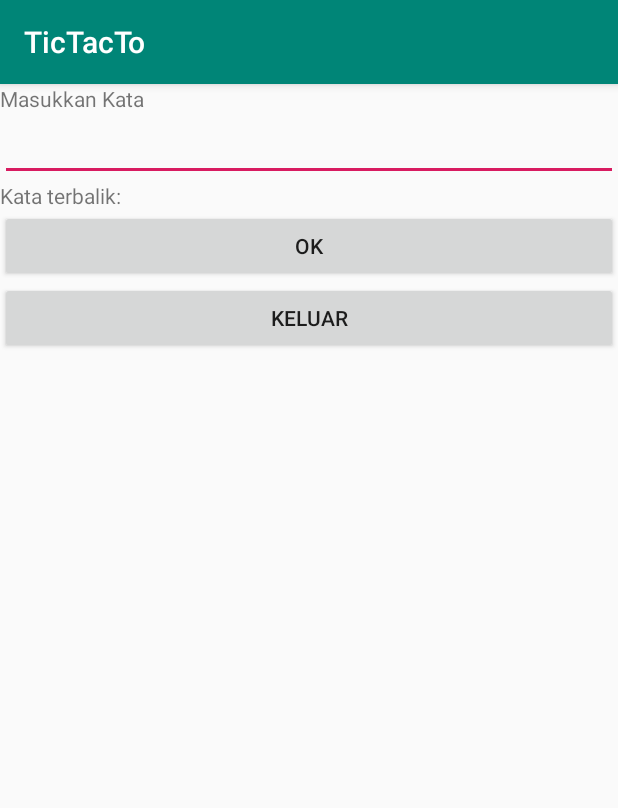
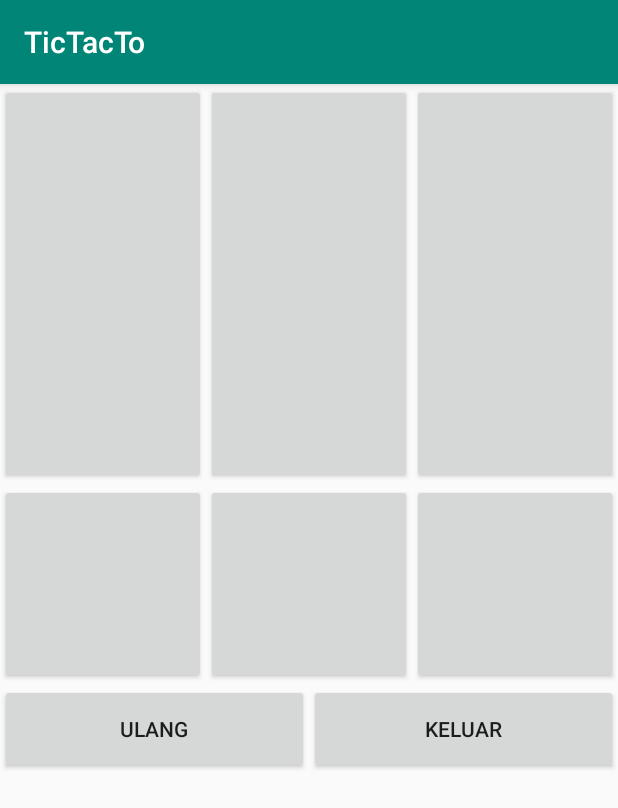
Before and after one commit to w33zy5/AndroidProjectPNB2018-2019, an Android app: the screen it shows after launch (MainActivity), on a phone screen of 412 x 824 dp. Shown: the top 808 px of the screen. Run offline under Robolectric (Android 15) with nearby library versions, the phone set to English and light mode, and no system bars.

Commit message:
Added loop for generating box and button

```diff
--- a/app/src/main/java/com/example/krisnayana/tictacto/MainActivity.java
+++ b/app/src/main/java/com/example/krisnayana/tictacto/MainActivity.java
@@ -7,42 +7,103 @@ import android.os.Bundle;
 import android.view.View;
 import android.view.ViewGroup;
 import android.widget.Button;
-import android.widget.EditText;
 import android.widget.LinearLayout;
-import android.widget.TextView;
 
-public class MainActivity extends AppCompatActivity {
+public class MainActivity extends AppCompatActivity implements View.OnClickListener{
 
-    private String asli, hasil, split, reverse;
-    private EditText editAsli;
-    private TextView txtHasil;
-    private int n;
+    private LinearLayout linearlayout[];
+    private Button btn[][];
+    private LinearLayout latas;
+    private int giliran = 0;
+    private int merah, hijau, abu;
 
-    protected void onCreate(Bundle savedInstanceState) {
+    @Override
+    protected void onCreate(Bundle savedInstanceState){
         super.onCreate(savedInstanceState);
         setContentView(R.layout.activity_main);
-        editAsli = findViewById(R.id.editKataAsli);
-        txtHasil = findViewById(R.id.textHasil);
-        Button btnok = findViewById(R.id.buttonOK);
-        btnok.setOnClickListener(new View.OnClickListener(){
-            public void onClick(View view){
-                String str = editAsli.getText().toString();
-                String reverse = new StringBuffer(str).reverse().toString();
-                txtHasil.setText("Kalimat terbalik :"+reverse);
-                /*asli = editAsli.getText().toString();
-                int n = asli.length();
-                hasil = "";
-                for(int i = n-1; i >= 0; i--){
-                    hasil = hasil + asli.charAt(i);
+
+        merah = ContextCompat.getColor(this,R.color.merah);
+        hijau = ContextCompat.getColor(this,R.color.hijau);
+        abu = ContextCompat.getColor(this,R.color.abu);
+
+        Point layar = new Point();
+        getWindowManager().getDefaultDisplay().getSize(layar);
+
+        int lebarTombol = (int)(layar.x/3);
+
+        linearlayout = new LinearLayout[3];
+
+        btn = new Button[3][3];
+
+        latas = findViewById(R.id.layoutatas);
+
+        LinearLayout.LayoutParams x = new LinearLayout.LayoutParams(ViewGroup.LayoutParams.MATCH_PARENT, ViewGroup.LayoutParams.WRAP_CONTENT);
+
+        giliran = 0;
+
+        int n = 0;
+
+        for(int i = 0; i < 3; i++){
+            linearlayout[i] = new LinearLayout(this);
+            linearlayout[i].setOrientation(LinearLayout.HORIZONTAL);
+            linearlayout[i].setLayoutParams(x);
+
+            latas.addView(linearlayout[i]);
+            for(int j = 0; j < 3; j++){
+                btn[i][j] = new Button(this);
+                btn[i][j].setId(n++);
+                btn[i][j].setText("");
+                btn[i][j].setTextSize(20);
+
+                btn[i][j].setOnClickListener(this);
+                btn[i][j].setWidth(lebarTombol);
+                btn[i][j].setHeight(400);
+
+                linearlayout[i].addView(btn[i][j]);
+            }
+        }
+
+        Button ulang = findViewById(R.id.buttonUlang);
+        ulang.setOnClickListener(new View.OnClickListener() {
+            @Override
+            public void onClick(View v) {
+                giliran = 0;
+                for(int i = 0; i < 3; i++){
+                    for(int j = 0; j < 3; j++){
+                        btn[i][j].setText("");
+                        btn[i][j].setEnabled(true);
+                        btn[i][j].setBackgroundColor(abu);
+                    }
                 }
-                txtHasil.setText("Kata terbalik :" + hasil);*/
             }
         });
-        Button btnKeluar = findViewById(R.id.buttonKeluar);
-        btnKeluar.setOnClickListener(new View.OnClickListener(){
-            public void onClick(View v){
+
+        Button keluar = findViewById(R.id.buttonKeluar);
+        keluar.setOnClickListener(new View.OnClickListener(){
+            @Override
+            public void onClick(View v) {
                 System.exit(0);
             }
         });
     }
+
+    @Override
+    public void onClick(View v) {
+        for(int i = 0; i < 3; i++){
+            for(int j = 0; j < 3; j++){
+                if(v.getId()==btn[i][j].getId()){
+                    if(giliran%2==0){
+                        btn[i][j].setText("O");
+                        btn[i][j].setEnabled(false);
+                        btn[i][j].setBackgroundColor(merah);
+                    }else{
+                        btn[i][j].setText("X");
+                        btn[i][j].setEnabled(false);
+                        btn[i][j].setBackgroundColor(hijau);
+                    }
+                    giliran++;
+                }
+            }
+        }
+    }
 }
--- a/app/src/main/res/layout/activity_main.xml
+++ b/app/src/main/res/layout/activity_main.xml
@@ -7,41 +7,41 @@
     tools:context=".MainActivity">
 
     <LinearLayout
+        android:id="@+id/layoutatas"
         android:layout_width="match_parent"
-        android:layout_height="match_parent"
-        android:orientation="vertical">
+        android:layout_height="400dp"
+        android:orientation="vertical" />
+        <!--android:layout_alignParentStart="true"
+        android:layout_alignParentLeft="true"
+        android:layout_alignParentTop="true"
+        android:layout_alignParentRight="true"
+        android:layout_marginStart="0dp"
+        android:layout_marginLeft="0dp"
+        android:layout_marginTop="0dp"
+        android:layout_marginRight="0dp"-->
 
-        <TextView
-            android:id="@+id/textView2"
-            android:layout_width="match_parent"
-            android:layout_height="wrap_content"
-            android:text="Masukkan Kata" />
 
-        <EditText
-            android:id="@+id/editKataAsli"
-            android:layout_width="match_parent"
-            android:layout_height="wrap_content"
-            android:ems="10"
-            android:inputType="textPersonName" />
-
-        <TextView
-            android:id="@+id/textHasil"
-            android:layout_width="match_parent"
-            android:layout_height="wrap_content"
-            android:text="Kata terbalik:" />
+    <LinearLayout
+        android:id="@+id/layoutbawah"
+        android:layout_width="match_parent"
+        android:layout_height="60dp"
+        android:layout_below="@+id/layoutatas"
+        android:layout_marginTop="0dp"
+        android:orientation="horizontal">
 
         <Button
-            android:id="@+id/buttonOK"
+            android:id="@+id/buttonUlang"
             android:layout_width="match_parent"
-            android:layout_height="wrap_content"
-            android:text="Ok" />
+            android:layout_height="match_parent"
+            android:layout_weight="1"
+            android:text="Ulang" />
 
         <Button
             android:id="@+id/buttonKeluar"
             android:layout_width="match_parent"
-            android:layout_height="wrap_content"
+            android:layout_height="match_parent"
+            android:layout_weight="1"
             android:text="Keluar" />
-
     </LinearLayout>
 
 </RelativeLayout>
```
